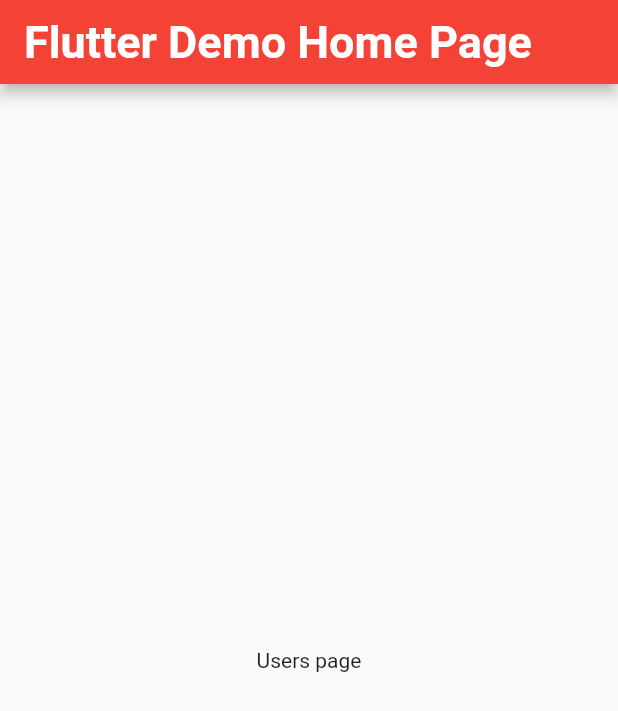
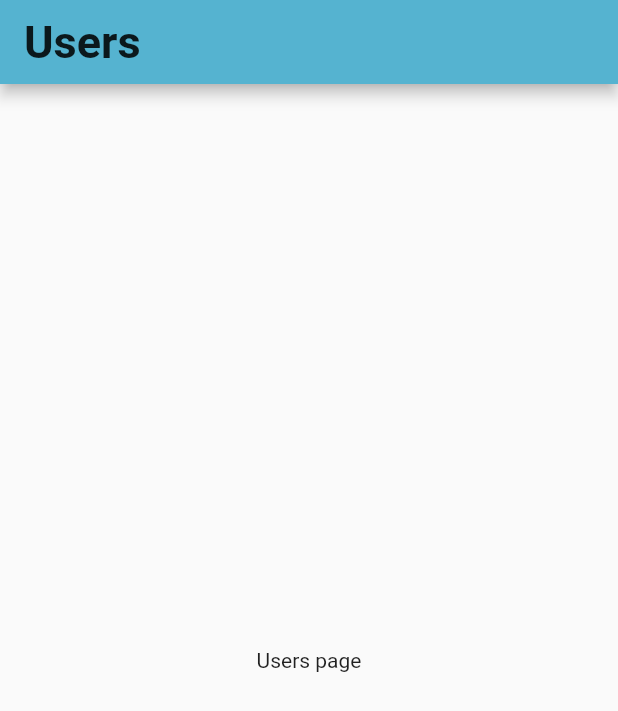
Before and after one commit to SatoshiSobue/friendo-app, a Flutter app: the screen it shows after launch, on a phone screen of 412 x 824 dp. Shown: the top 711 px of the screen. Run offline on Flutter 3.47's test engine with Material 2 defaults, Android fonts, the phone set to English and light mode, and no system bars.

Commit message:
feat: change app bar color

```diff
--- a/lib/pages/my_app.dart
+++ b/lib/pages/my_app.dart
@@ -1,5 +1,6 @@
 import 'package:flutter/material.dart';
 import 'package:friendo_app/pages/users_page.dart';
+import 'package:friendo_app/widgets/utils/hex_color.dart';
 
 class MyApp extends StatelessWidget {
   @override
@@ -7,10 +8,10 @@ class MyApp extends StatelessWidget {
     return MaterialApp(
       title: 'Flutter Demo',
       theme: ThemeData(
-        primarySwatch: Colors.red,
+        primaryColor: HexColor('55B3D0'),
         visualDensity: VisualDensity.adaptivePlatformDensity,
       ),
-      home: UsersPage(title: 'Flutter Demo Home Page'),
+      home: UsersPage(title: 'Users'),
     );
   }
 }
--- /dev/null
+++ b/lib/widgets/utils/hex_color.dart
@@ -0,0 +1,12 @@
+import 'package:flutter/material.dart';
+class HexColor extends Color {
+  HexColor(final String hexColor) : super(_getColorFromHex(hexColor));
+  static int _getColorFromHex(String hexColor) {
+    final processedHexColor = hexColor.toUpperCase().replaceAll('#', '');
+    if (processedHexColor.length == 6) {
+      return int.parse('FF$processedHexColor', radix: 16);
+    } else {
+      return int.parse(processedHexColor, radix: 16);
+    }
+  }
+}
```
